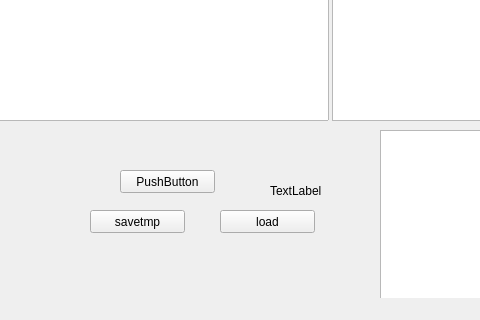
Narfinger/reknote, file ui/reknote.ui: the form before one commit; both pictures show x 0 to 480 and y 280 to 600 of the 800 by 600 pixel window.
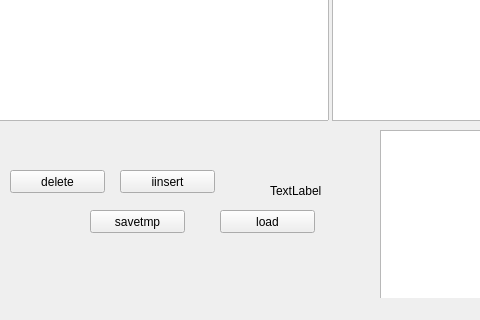
The form after the commit. Custom widgets are drawn as their Qt base class.

Diff of the .ui file:
```diff
--- a/ui/reknote.ui
+++ b/ui/reknote.ui
@@ -24,7 +24,7 @@
      </rect>
     </property>
     <property name="text">
-     <string>PushButton</string>
+     <string>iinsert</string>
     </property>
    </widget>
    <widget class="QLabel" name="label">
@@ -100,6 +100,19 @@
      </rect>
     </property>
    </widget>
+   <widget class="QPushButton" name="deleteb">
+    <property name="geometry">
+     <rect>
+      <x>10</x>
+      <y>450</y>
+      <width>95</width>
+      <height>23</height>
+     </rect>
+    </property>
+    <property name="text">
+     <string>delete</string>
+    </property>
+   </widget>
   </widget>
   <widget class="QMenuBar" name="menubar">
    <property name="geometry">
```
